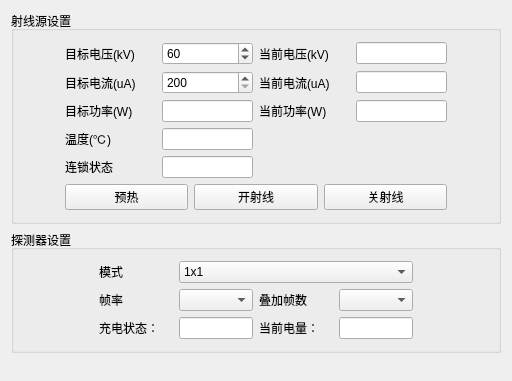
First picture: the form in RayimDR/UI/CommonConfigUI.ui, repository wangyunfu1996/RayimDR, before the edit.
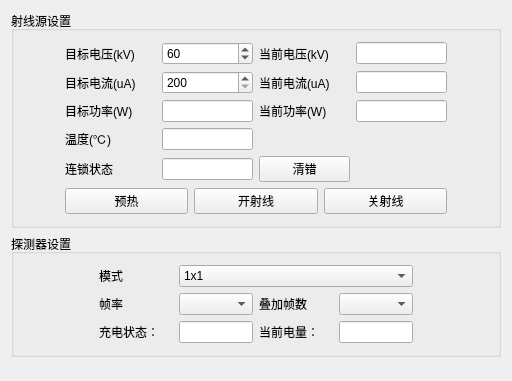
Second picture: the form after the edit. Custom widgets are drawn as their Qt base class.

```diff
--- a/RayimDR/UI/CommonConfigUI.ui
+++ b/RayimDR/UI/CommonConfigUI.ui
@@ -174,6 +174,13 @@
       <item row="4" column="2">
        <widget class="ElaLineEdit" name="lineEdit_interlock"/>
       </item>
+      <item row="4" column="3">
+       <widget class="ElaPushButton" name="pushButton_clearErr">
+        <property name="text">
+         <string>清错</string>
+        </property>
+       </widget>
+      </item>
      </layout>
     </widget>
    </item>
```
Left out of the diff: 4 changed lines with no effect on the pictures.
